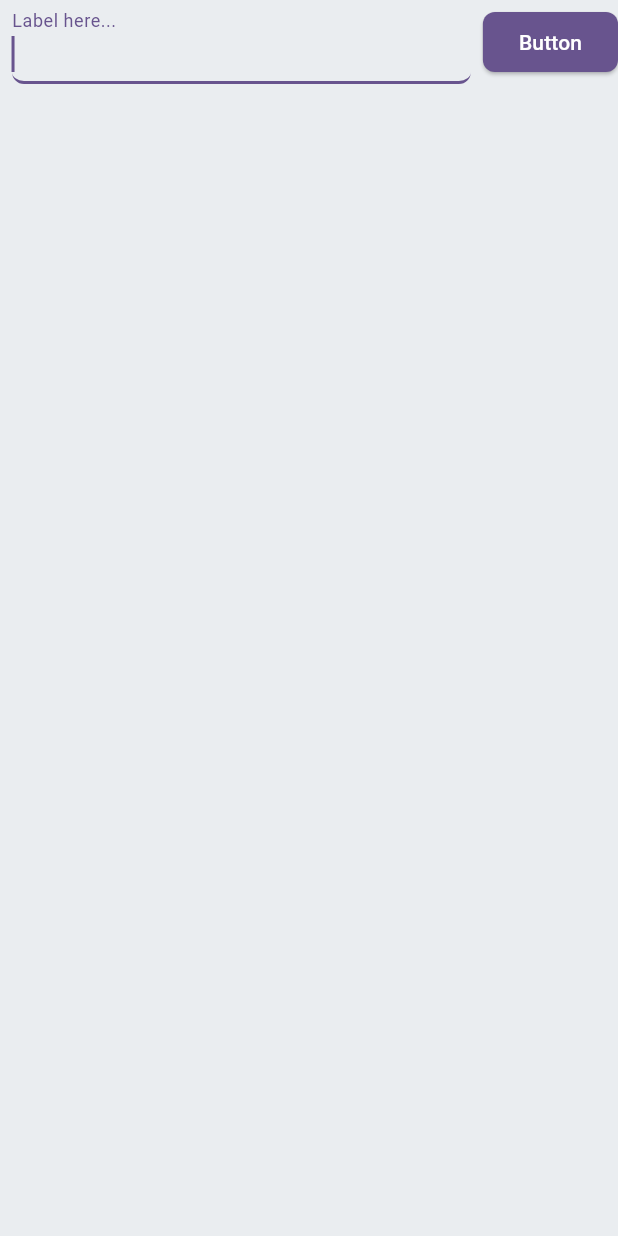
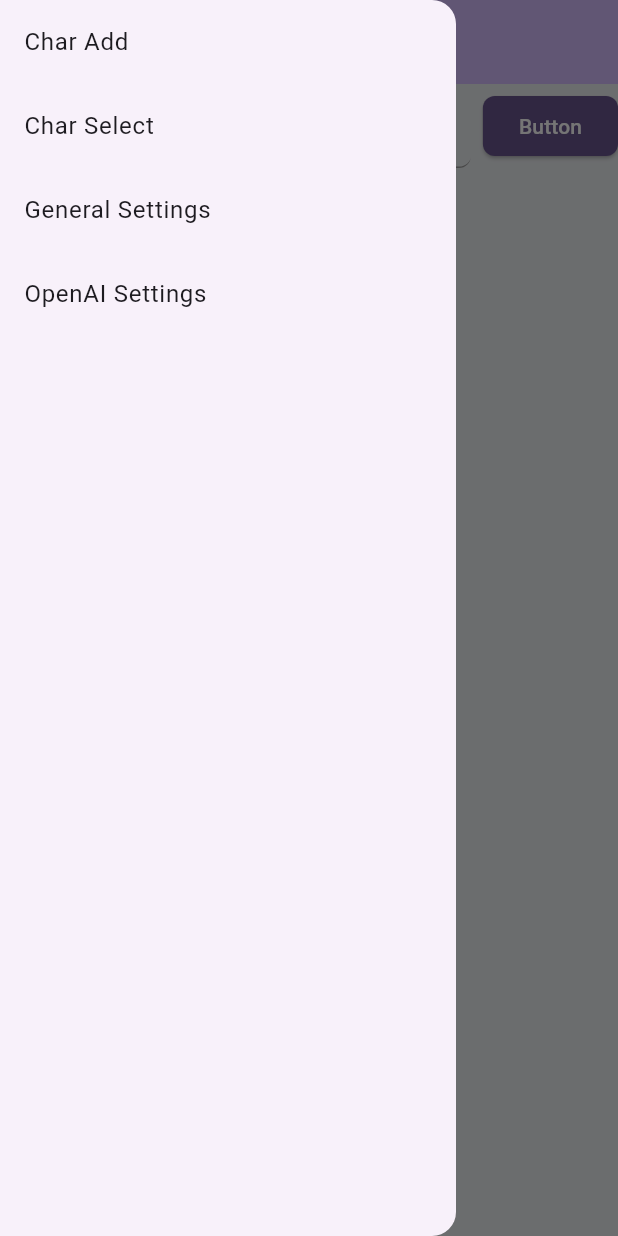
Before and after one commit to honmaharuki/SummonBell, a Flutter app: the TopWidget screen opened directly, with the side drawer open (before the commit the screen has no drawer), on a phone screen of 412 x 824 dp. Run offline on Flutter 3.47's test engine with Material 3 defaults, Android fonts, the phone set to English and light mode, and no system bars; our stand-ins replace flutter_hooks, hooks_riverpod.

Commit message:
ベース１

```diff
--- a/lib/screens/top.dart
+++ b/lib/screens/top.dart
@@ -3,6 +3,11 @@ import 'package:flutter_hooks/flutter_hooks.dart';
 import 'package:hooks_riverpod/hooks_riverpod.dart';
 
 import 'package:summon_bell/models/top_model.dart';
+
+import 'package:summon_bell/screens/char_add.dart';
+import 'package:summon_bell/screens/char_select.dart';
+import 'package:summon_bell/screens/general_settings.dart';
+import 'package:summon_bell/screens/open_ai_settings.dart';
 
 // TopModel の Provider
 final topModelProvider = Provider((ref) => TopModel(aId: 1));
@@ -14,8 +19,23 @@ class TopWidget extends HookConsumerWidget {
   Widget build(BuildContext context, WidgetRef ref) {
     final _model = ref.watch(topModelProvider);
 
+    Widget _buildListTile(String title, Widget Function() buildRoute) {
+      return ListTile(
+        title: Text(title),
+        onTap: () {
+          Navigator.pop(context);
+          Navigator.push(
+              context, MaterialPageRoute(builder: (context) => buildRoute()));
+        },
+      );
+    }
+
     return Scaffold(
       backgroundColor: Color(0xFFEAEDF0),
+      appBar: AppBar(
+        backgroundColor: Theme.of(context).colorScheme.inversePrimary,
+        title: Text("title"),
+      ),
       body: SafeArea(
         top: true,
         child: Column(
@@ -73,6 +93,16 @@ class TopWidget extends HookConsumerWidget {
           ],
         ),
       ),
+      drawer: Drawer(
+        child: ListView(
+          children: <Widget>[
+            _buildListTile('Char Add', () => CharAddWidget()),
+            _buildListTile('Char Select', () => CharSelectWidget()),
+            _buildListTile('General Settings', () => GeneralSettingsWidget()),
+            _buildListTile('OpenAI Settings', () => OpenAISettingsWidget()),
+          ],
+        ),
+      ),
     );
   }
 }
```
Also changed, not shown: lib/main.dart (+2 -54 lines), lib/screens/main_Screen.dart (added, +38 -0 lines), lib/routes.dart (deleted).
